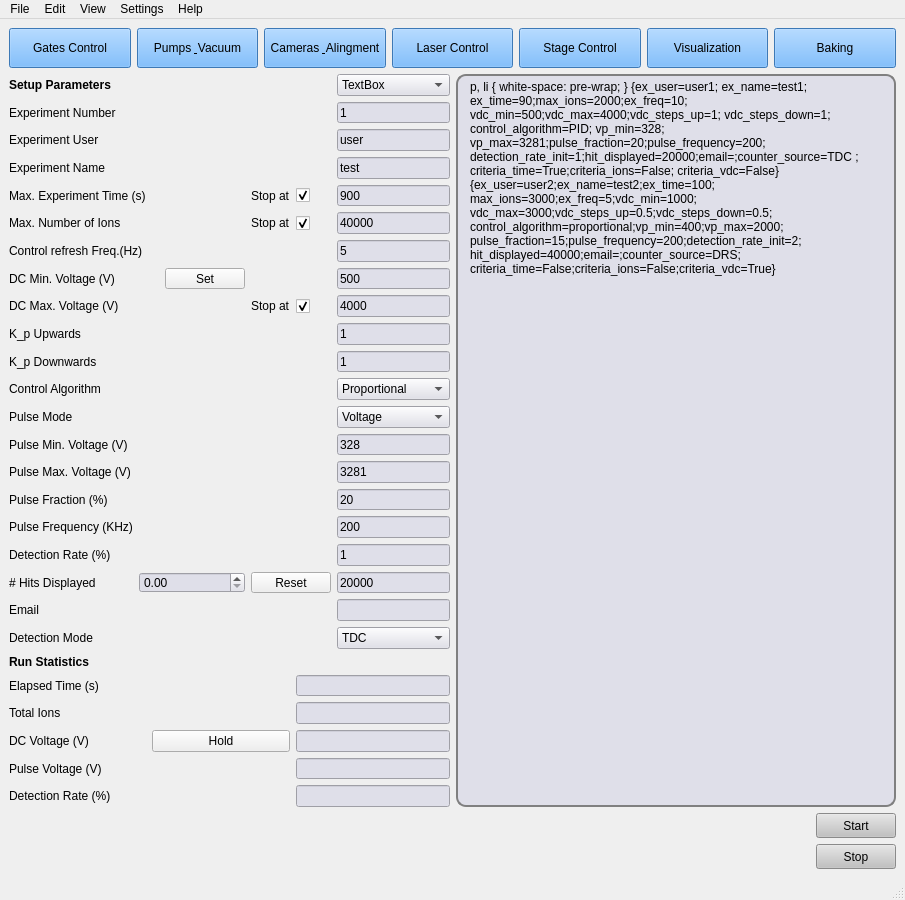
Old version of the form pyccapt/files/PyQt6_UI/gui_main.ui in the repository mmonajem/pyoxcart.
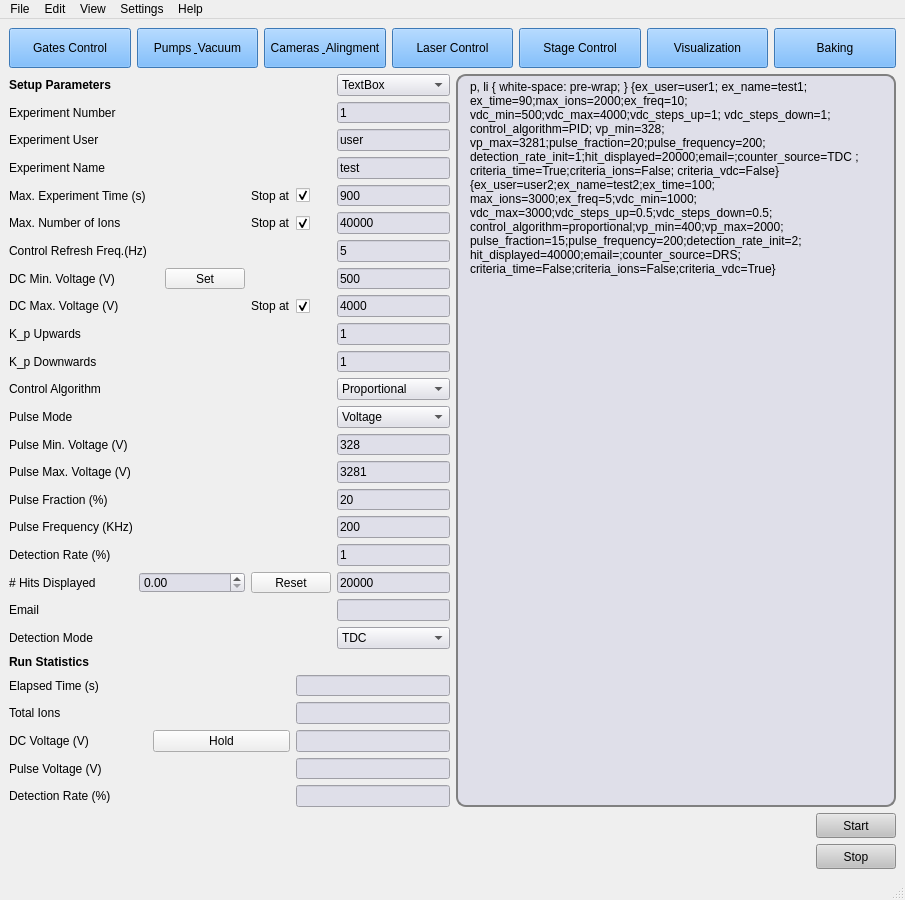
New version of the form.

Patch:
```diff
--- a/pyccapt/files/PyQt6_UI/gui_main.ui
+++ b/pyccapt/files/PyQt6_UI/gui_main.ui
@@ -633,7 +633,7 @@
                                             </sizepolicy>
                                         </property>
                                         <property name="text">
-                                            <string>Control refresh Freq.(Hz)</string>
+                                            <string>Control Refresh Freq.(Hz)</string>
                                         </property>
                                     </widget>
                                 </item>
```
Left out of the diff: 2 changed lines with no effect on the pictures.
